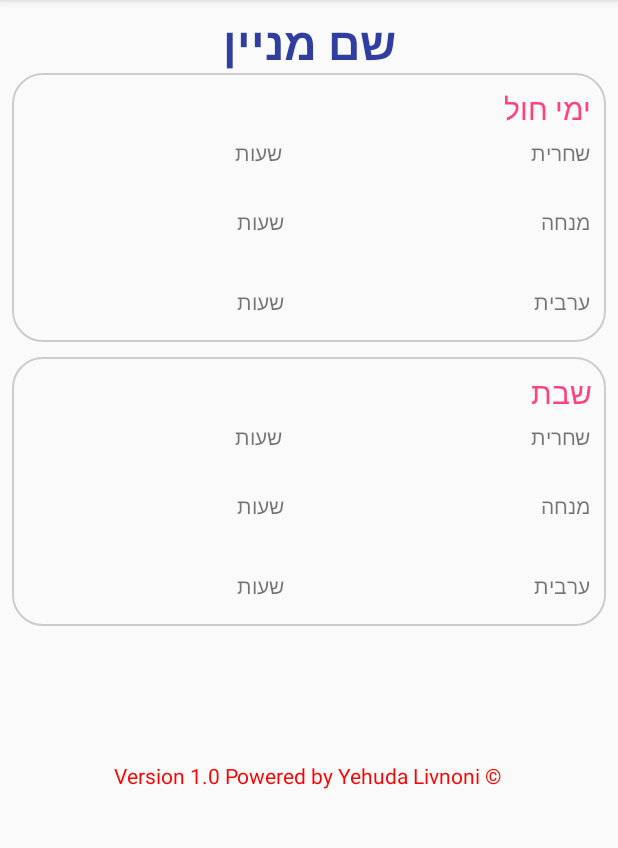
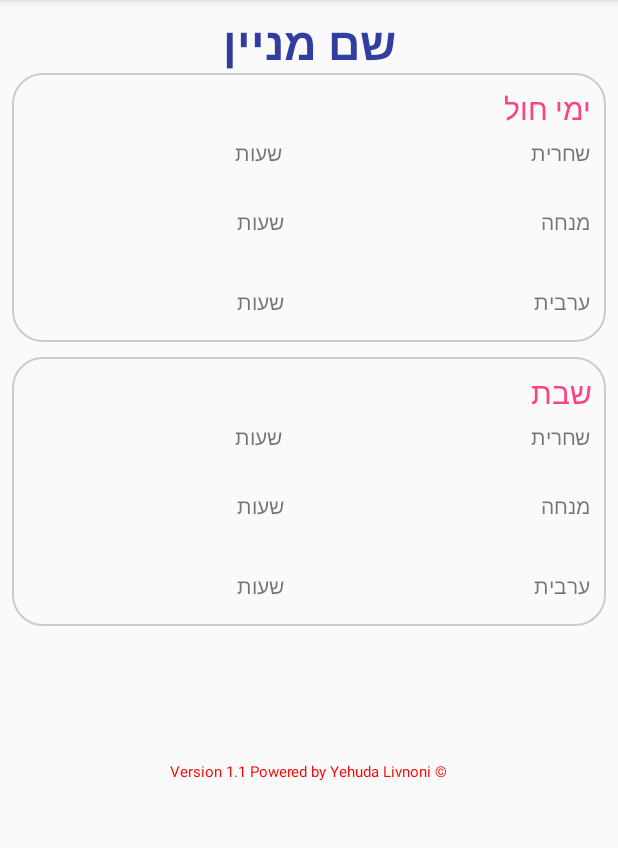
Before and after one commit to livnoni/Yakir, an Android app: the TfilaActivity screen opened directly, with no data from a screen before it, on a phone screen of 412 x 824 dp, the part 84-932 px from its top. Run offline under Robolectric (Android 15) with nearby library versions, the phone set to English and light mode, and no system bars; 8 statements that could not run were skipped.

Commit message:
Version 1.1 complete.

```diff
--- a/app/src/main/res/layout/activity_tfila.xml
+++ b/app/src/main/res/layout/activity_tfila.xml
@@ -239,7 +239,8 @@
                 android:layout_weight="1"
                 android:gravity="center"
                 android:text="@string/copyright"
-                android:textColor="@color/red" />
+                android:textColor="@color/red"
+                android:textSize="10dp"/>
         </LinearLayout>
 
 
--- a/app/src/main/res/values/strings.xml
+++ b/app/src/main/res/values/strings.xml
@@ -1,4 +1,4 @@
 <resources>
     <string name="app_name">זמני תפילות</string>
-    <string name="copyright">Version 1.0 Powered by Yehuda Livnoni ©</string>
+    <string name="copyright">Version 1.1 Powered by Yehuda Livnoni ©</string>
 </resources>
```
